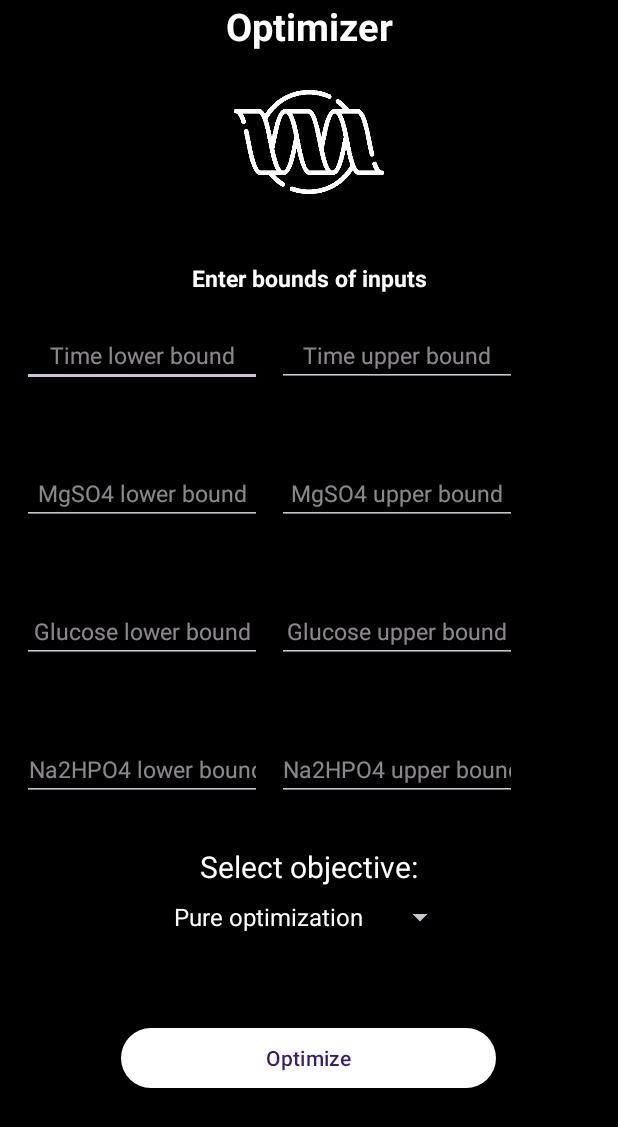
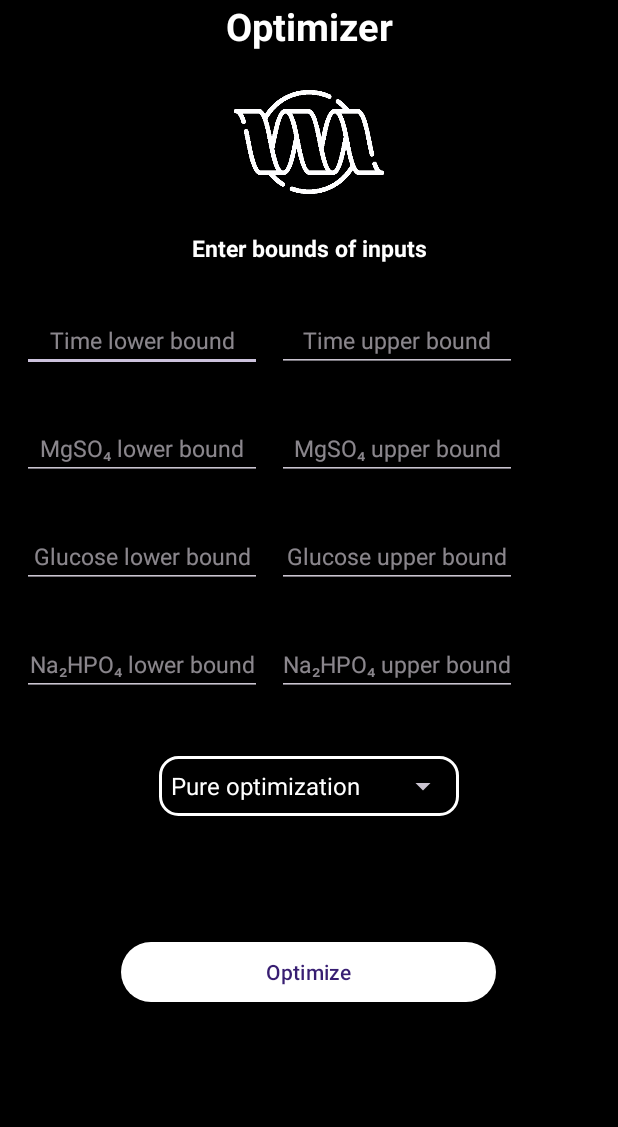
Before and after one commit to KishoreVB70/Bio-optimizer, an Android app: the MasterActivity screen opened directly, with no data from a screen before it, on a phone screen of 412 x 824 dp. Shown: the top 1127 px of the screen. Run offline under Robolectric (Android 15) with nearby library versions, the phone set to English and light mode, and no system bars; libraries missing offline, so code that uses them is left out: com.chaquo.python; 3 statements that could not run were skipped.

Commit message:
finalized for the day

```diff
--- a/app/build.gradle.kts
+++ b/app/build.gradle.kts
@@ -60,6 +60,7 @@ dependencies {
     implementation("com.google.android.material:material:1.11.0")
     implementation("androidx.constraintlayout:constraintlayout:2.1.4")
     testImplementation("junit:junit:4.13.2")
+
     androidTestImplementation("androidx.test.ext:junit:1.1.5")
     androidTestImplementation("androidx.test.espresso:espresso-core:3.5.1")
 }
--- a/app/src/main/java/com/example/biooptimizer/MasterActivity.kt
+++ b/app/src/main/java/com/example/biooptimizer/MasterActivity.kt
@@ -55,6 +55,7 @@ class MasterActivity : AppCompatActivity() {
         if (spinner != null) {
             val adapter = ArrayAdapter(this,
                 android.R.layout.simple_spinner_item, languages)
+            adapter.setDropDownViewResource(android.R.layout.select_dialog_item)
             spinner.adapter = adapter
         }
 
--- a/app/src/main/res/layout/activity_cost.xml
+++ b/app/src/main/res/layout/activity_cost.xml
@@ -52,7 +52,7 @@
             android:layout_width="match_parent"
             android:layout_height="wrap_content"
             android:gravity="center"
-            android:hint="Enter MgSO4 cost "
+            android:hint="Enter MgSO₄ cost "
             android:layout_marginTop="50dp"
             android:inputType="numberDecimal"/>
         <EditText
@@ -69,7 +69,7 @@
             android:layout_height="wrap_content"
             android:gravity="center"
 
-            android:hint="Enter Na2HPO4 cost"
+            android:hint="Enter Na₂HPO₄ cost"
             android:layout_marginTop="50dp"
             android:inputType="numberDecimal"/>
         <Button
--- a/app/src/main/res/layout/activity_limit.xml
+++ b/app/src/main/res/layout/activity_limit.xml
@@ -45,7 +45,7 @@
         android:id="@+id/edtmg"
         android:layout_width="match_parent"
         android:layout_height="wrap_content"
-        android:hint="Enter MgSO4 limit "
+        android:hint="Enter MgSO₄ limit "
         android:gravity="center"
         android:layout_marginTop="50dp"
         android:inputType="numberDecimal"/>
@@ -61,7 +61,7 @@
         android:id="@+id/edtna"
         android:layout_width="match_parent"
         android:layout_height="wrap_content"
-        android:hint="Enter Na2HPO4 limit"
+        android:hint="Enter Na₂HPO₄ limit"
         android:layout_marginTop="50dp"
         android:gravity="center"
         android:inputType="numberDecimal"/>
--- a/app/src/main/res/layout/activity_master.xml
+++ b/app/src/main/res/layout/activity_master.xml
@@ -40,7 +40,7 @@
         android:textStyle="bold"
         android:textSize="15dp"
         android:gravity="center"
-        android:layout_marginTop="30dp"
+        android:layout_marginTop="10dp"
         app:layout_constraintEnd_toEndOf="parent"
         app:layout_constraintStart_toStartOf="parent"
         app:layout_constraintTop_toTopOf="parent" />
@@ -59,13 +59,13 @@
             android:layout_height="wrap_content"
             android:textSize="15dp"
             android:hint="Time lower bound"
-            android:layout_marginTop="20dp"
+            android:layout_marginTop="30dp"
             android:gravity="center"
             android:inputType="numberDecimal"/>
         <EditText
             android:id="@+id/edttimehigh"
             android:layout_width="160dp"
-            android:layout_marginTop="20dp"
+            android:layout_marginTop="30dp"
             android:layout_height="wrap_content"
             android:gravity="center"
             android:textSize="15dp"
@@ -84,9 +84,9 @@
             android:layout_marginRight="10dp"
             android:layout_height="wrap_content"
             android:textSize="15dp"
-            android:hint="MgSO4 lower bound"
+            android:hint="MgSO₄ lower bound"
             android:gravity="center"
-            android:layout_marginTop="50dp"
+            android:layout_marginTop="30dp"
             android:inputType="numberDecimal"/>
         <EditText
             android:id="@+id/edtmghigh"
@@ -94,8 +94,8 @@
             android:textSize="15dp"
             android:layout_height="wrap_content"
             android:gravity="center"
-            android:hint="MgSO4 upper bound"
-            android:layout_marginTop="50dp"
+            android:hint="MgSO₄ upper bound"
+            android:layout_marginTop="30dp"
             android:inputType="numberDecimal"/>
     </LinearLayout>
     <LinearLayout
@@ -112,7 +112,7 @@
             android:layout_height="wrap_content"
             android:gravity="center"
             android:hint="Glucose lower bound"
-            android:layout_marginTop="50dp"
+            android:layout_marginTop="30dp"
             android:inputType="numberDecimal"/>
         <EditText
             android:id="@+id/edtgluhigh"
@@ -121,7 +121,7 @@
             android:textSize="15dp"
             android:gravity="center"
             android:hint="Glucose upper bound"
-            android:layout_marginTop="50dp"
+            android:layout_marginTop="30dp"
             android:inputType="numberDecimal"/>
     </LinearLayout>
     <LinearLayout
@@ -136,10 +136,10 @@
             android:layout_width="160dp"
             android:layout_marginRight="10dp"
             android:layout_height="wrap_content"
-            android:hint="Na2HPO4 lower bound"
+            android:hint="Na₂HPO₄ lower bound"
             android:gravity="center"
             android:textSize="15dp"
-            android:layout_marginTop="50dp"
+            android:layout_marginTop="30dp"
             android:inputType="numberDecimal"/>
         <EditText
             android:id="@+id/edtnahigh"
@@ -147,33 +147,35 @@
             android:layout_height="wrap_content"
             android:textSize="15dp"
             android:gravity="center"
-            android:hint="Na2HPO4 upper bound"
+            android:hint="Na₂HPO₄ upper bound"
             android:layout_marginRight="15dp"
-            android:layout_marginTop="50dp"
+            android:layout_marginTop="30dp"
             android:inputType="numberDecimal"/>
     </LinearLayout>
-    <TextView
-        android:id="@+id/txtView"
+
+    <LinearLayout
         android:layout_width="wrap_content"
         android:layout_height="wrap_content"
-        android:text="Select objective:"
-        android:layout_marginTop="30dp"
-        android:textSize = "20dp"
         android:layout_gravity="center"
-        />
-    <Spinner
-        android:id="@+id/spinner"
-        android:layout_width="wrap_content"
-        android:layout_height="40dp"
-        android:layout_gravity="center"
-        android:layout_alignBottom="@id/txtView"/>
+        android:gravity="center"
+        android:background="@drawable/border_background"
+        android:layout_marginTop="40dp"
+        >
+        <Spinner
+            android:id="@+id/spinner"
+            android:layout_width="200dp"
+            android:layout_height="40dp"
+            android:gravity="center"
+            android:layout_gravity="center" />
+    </LinearLayout>
 
     <Button
         android:id="@+id/btnsubmit"
+        android:gravity="center"
         android:layout_width="250dp"
         android:layout_height="wrap_content"
         android:layout_gravity="center"
-        android:layout_marginTop="50dp"
+        android:layout_marginTop="80dp"
         android:text="Optimize" />
 
 </LinearLayout>
--- a/app/src/main/res/layout/activity_profit.xml
+++ b/app/src/main/res/layout/activity_profit.xml
@@ -52,7 +52,7 @@
             android:layout_width="match_parent"
             android:layout_height="wrap_content"
             android:gravity="center"
-            android:hint="Enter MgSO4 cost "
+            android:hint="Enter MgSO₄ cost "
             android:layout_marginTop="50dp"
             android:inputType="numberDecimal"/>
         <EditText
@@ -68,7 +68,7 @@
             android:layout_width="match_parent"
             android:layout_height="wrap_content"
             android:gravity="center"
-            android:hint="Enter Na2HPO4 cost"
+            android:hint="Enter Na₂HPO₄ cost"
             android:layout_marginTop="50dp"
             android:inputType="numberDecimal"/>
         <EditText
```
Also changed, not shown: app/src/main/java/com/example/biooptimizer/ResultActivity.kt (+14 -2 lines), app/src/main/res/layout/activity_result.xml (+6 -6 lines), 1 other file.
